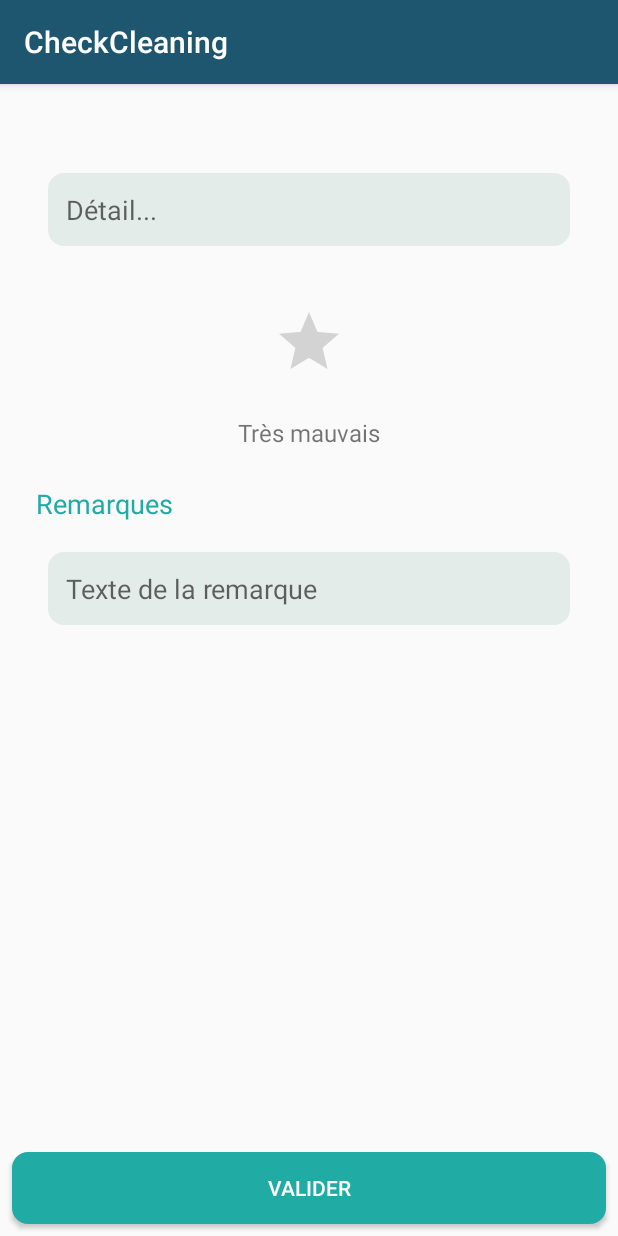
After one commit to CedDeno/AndroidProject, an Android app: the fragment CreateControlFragment shown on its own in the app's theme, on a phone screen of 412 x 824 dp. The commit adds this screen. Run offline under Robolectric (Android 15) with nearby library versions, the phone set to English and light mode, and no system bars; our stand-ins replace ButterKnife.

Commit message:
Creation view et fragment des controles

```diff
--- a/CheckCleaning/app/build.gradle
+++ b/CheckCleaning/app/build.gradle
@@ -43,7 +43,6 @@ dependencies {
     implementation 'com.getbase:floatingactionbutton:1.10.1'
     implementation 'com.android.support:recyclerview-v7:27.1.0'
     implementation 'com.airbnb.android:lottie:2.5.4'
-    implementation 'com.itextpdf:itext7-core:7.0.2'
 }
 
 apply plugin: 'com.google.gms.google-services'
--- /dev/null
+++ b/CheckCleaning/app/src/main/java/be/technifutur/checkcleaning/fragment/CreateControlFragment.java
@@ -0,0 +1,132 @@
+package be.technifutur.checkcleaning.fragment;
+
+
+import android.os.Bundle;
+import android.support.v4.app.Fragment;
+import android.view.LayoutInflater;
+import android.view.View;
+import android.view.ViewGroup;
+import android.widget.Button;
+import android.widget.EditText;
+import android.widget.RatingBar;
+import android.widget.TextView;
+
+import java.util.List;
+import java.util.Map;
+
+import be.technifutur.checkcleaning.R;
+import be.technifutur.checkcleaning.entity.Control;
+import butterknife.BindView;
+import butterknife.ButterKnife;
+import butterknife.OnClick;
+import butterknife.Unbinder;
+
+/**
+ * A simple {@link Fragment} subclass.
+ */
+public class CreateControlFragment extends Fragment implements RatingBar.OnRatingBarChangeListener {
+
+
+    @BindView(R.id.create_control_title_textView)
+    TextView createControlTitleTextView;
+    @BindView(R.id.create_control_detail_editText)
+    EditText createControlDetailEditText;
+    @BindView(R.id.create_control_ratingBar)
+    RatingBar createControlRatingBar;
+    @BindView(R.id.create_control_rating_textView)
+    TextView createControlRatingTextView;
+    @BindView(R.id.create_control_notice_textView)
+    TextView createControlNoticeTextView;
+    @BindView(R.id.create_control_notice_editText)
+    EditText createControlNoticeEditText;
+    @BindView(R.id.create_control_validate_button)
+    Button createControlValidateButton;
+
+    private String mKey;
+    private Map<String, List<Control>> mControls;
+    Unbinder unbinder;
+
+    public CreateControlFragment() {
+        // Required empty public constructor
+    }
+
+    public static CreateControlFragment newInstance(String key, Map<String, List<Control>> controls) {
+
+        CreateControlFragment fragment = new CreateControlFragment();
+        fragment.mKey = key;
+        fragment.mControls = controls;
+        return fragment;
+    }
+
+
+    @Override
+    public View onCreateView(LayoutInflater inflater, ViewGroup container,
+                             Bundle savedInstanceState) {
+        // Inflate the layout for this fragment
+
+        View view = inflater.inflate(R.layout.fragment_create_control, container, false);
+        ButterKnife.bind(this, view);
+
+        createControlTitleTextView.setText(mKey);
+        createControlRatingBar.setIsIndicator(true);
+        createControlRatingBar.setNumStars(1);
+        createControlRatingTextView.setText("Très mauvais");
+        createControlRatingBar.setOnRatingBarChangeListener(this);
+        unbinder = ButterKnife.bind(this, view);
+        return view;
+    }
+
+    @OnClick(R.id.create_control_validate_button)
+    public void onValidate(){
+
+        String detail = createControlDetailEditText.getText().toString();
+        String notice = createControlNoticeEditText.getText().toString();
+
+        if (!detail.isEmpty() && !notice.isEmpty()){
+
+            Control c = new Control();
+            c.setDetail(detail);
+            c.setComment(notice);
+            c.setRating(createControlRatingBar.getNumStars());
+
+
+        }
+     }
+
+    @Override
+    public void onDestroyView() {
+        unbinder.unbind();
+        super.onDestroyView();
+    }
+
+    @Override
+    public void onRatingChanged(RatingBar ratingBar, float rating, boolean fromUser) {
+
+        int intRating = (int)rating;
+
+        switch (intRating){
+
+            case 1 :
+                createControlRatingTextView.setText("Très mauvais");
+                break;
+            case 2 :
+                createControlRatingTextView.setText("Mauvais");
+                break;
+            case 3 :
+                createControlRatingTextView.setText("Acceptable");
+                break;
+            case 4 :
+                createControlRatingTextView.setText("Bon");
+                break;
+            case 5 :
+                createControlRatingTextView.setText("Excellent");
+                break;
+        }
+    }
+
+    public void updateViewFromParent() {
+
+        //TODO update 1 controle en plus dans la catégorie selectionnnée..
+    }
+
+}
--- /dev/null
+++ b/CheckCleaning/app/src/main/java/be/technifutur/checkcleaning/listener/OnCreateControlFinishedListener.java
@@ -0,0 +1,6 @@
+package be.technifutur.checkcleaning.listener;
+
+public interface OnCreateControlFinishedListener {
+
+    void onCreateControlSuccess();
+}
--- a/CheckCleaning/app/src/main/java/be/technifutur/checkcleaning/listener/OnGetControlsFinishedListener.java
+++ b/CheckCleaning/app/src/main/java/be/technifutur/checkcleaning/listener/OnGetControlsFinishedListener.java
@@ -1,9 +1,11 @@
 package be.technifutur.checkcleaning.listener;
 
 import java.util.List;
+import java.util.Map;
+
 import be.technifutur.checkcleaning.entity.Control;
 
 public interface OnGetControlsFinishedListener {
 
-    void onGetControlsSuccess(List<Control> controls);
+    void onGetControlsSuccess(Map<String, List<Control>> controls);
 }
--- /dev/null
+++ b/CheckCleaning/app/src/main/res/layout/fragment_create_control.xml
@@ -0,0 +1,109 @@
+<?xml version="1.0" encoding="utf-8"?>
+<android.support.constraint.ConstraintLayout xmlns:android="http://schemas.android.com/apk/res/android"
+    xmlns:app="http://schemas.android.com/apk/res-auto"
+    xmlns:tools="http://schemas.android.com/tools"
+    android:id="@+id/frameLayout3"
+    android:layout_width="match_parent"
+    android:layout_height="match_parent"
+    tools:context=".fragment.CreateControlFragment">
+
+    <!-- TODO: Update blank fragment layout -->
+
+    <TextView
+        android:id="@+id/create_control_title_textView"
+        android:layout_width="wrap_content"
+        android:layout_height="wrap_content"
+        android:layout_marginStart="24dp"
+        android:layout_marginTop="16dp"
+        android:text="Title"
+        android:textColor="@color/buttonColor"
+        android:textSize="20sp"
+        app:layout_constraintStart_toStartOf="parent"
+        app:layout_constraintTop_toTopOf="parent" />
+
+    <EditText
+        android:id="@+id/create_control_detail_editText"
+        android:layout_width="0dp"
+        android:layout_height="wrap_content"
+        android:layout_marginEnd="32dp"
+        android:layout_marginStart="32dp"
+        android:layout_marginTop="16dp"
+        android:background="@drawable/edittext_design"
+        android:ems="10"
+        android:hint="Détail..."
+        android:inputType="textPersonName"
+        android:padding="12dp"
+        app:layout_constraintEnd_toEndOf="parent"
+        app:layout_constraintStart_toStartOf="parent"
+        app:layout_constraintTop_toBottomOf="@+id/create_control_title_textView" />
+
+    <RatingBar
+        android:id="@+id/create_control_ratingBar"
+        android:layout_width="wrap_content"
+        android:layout_height="wrap_content"
+        android:layout_marginEnd="8dp"
+        android:layout_marginStart="8dp"
+        android:layout_marginTop="40dp"
+        android:numStars="5"
+        app:layout_constraintEnd_toEndOf="parent"
+        app:layout_constraintStart_toStartOf="parent"
+        app:layout_constraintTop_toBottomOf="@+id/create_control_detail_editText" />
+
+    <TextView
+        android:id="@+id/create_control_rating_textView"
+        android:layout_width="wrap_content"
+        android:layout_height="wrap_content"
+        android:layout_marginEnd="8dp"
+        android:layout_marginStart="8dp"
+        android:layout_marginTop="16dp"
+        android:text="Rating"
+        android:textSize="16sp"
+        app:layout_constraintEnd_toEndOf="parent"
+        app:layout_constraintStart_toStartOf="parent"
+        app:layout_constraintTop_toBottomOf="@+id/create_control_ratingBar" />
+
+    <TextView
+        android:id="@+id/create_control_notice_textView"
+        android:layout_width="wrap_content"
+        android:layout_height="wrap_content"
+        android:layout_marginStart="24dp"
+        android:layout_marginTop="24dp"
+        android:text="Remarques"
+        android:textColor="@color/buttonColor"
+        android:textSize="18sp"
+        app:layout_constraintStart_toStartOf="parent"
+        app:layout_constraintTop_toBottomOf="@+id/create_control_rating_textView" />
+
+    <EditText
+        android:id="@+id/create_control_notice_editText"
+        android:layout_width="0dp"
+        android:layout_height="wrap_content"
+        android:layout_marginEnd="32dp"
+        android:layout_marginStart="32dp"
+        android:layout_marginTop="20dp"
+        android:background="@drawable/edittext_design"
+        android:ems="10"
+        android:hint="Texte de la remarque"
+        android:inputType="textMultiLine"
+        android:maxLines="6"
+        android:padding="12dp"
+        android:singleLine="false"
+        app:layout_constraintEnd_toEndOf="parent"
+        app:layout_constraintStart_toStartOf="parent"
+        app:layout_constraintTop_toBottomOf="@+id/create_control_notice_textView" />
+
+    <Button
+        android:id="@+id/create_control_validate_button"
+        android:layout_width="match_parent"
+        android:layout_height="wrap_content"
+        android:layout_marginBottom="8dp"
+        android:layout_marginEnd="8dp"
+        android:layout_marginStart="8dp"
+        android:background="@drawable/button_design"
+        android:textColor="@color/colorWhite"
+        android:text="Valider"
+        android:textAllCaps="true"
+        app:layout_constraintBottom_toBottomOf="parent"
+        app:layout_constraintEnd_toEndOf="parent"
+        app:layout_constraintStart_toStartOf="parent" />
+</android.support.constraint.ConstraintLayout>
```
Also changed, not shown: CheckCleaning/app/src/main/java/be/technifutur/checkcleaning/activity/BottomBarActivity.java (+20 -5 lines), CheckCleaning/app/src/main/java/be/technifutur/checkcleaning/entity/Control.java (+2 -33 lines), CheckCleaning/app/src/main/java/be/technifutur/checkcleaning/fragment/ControlFragment.java (+55 -18 lines), CheckCleaning/app/src/main/java/be/technifutur/checkcleaning/presenter/BottomBarPresenter.java (+15 -3 lines), CheckCleaning/app/src/main/java/be/technifutur/checkcleaning/presenter/CreateControlPresenter.java (added, +31 -0 lines), CheckCleaning/app/src/main/java/be/technifutur/checkcleaning/repository/BuildingRepository.java (+0 -16 lines), CheckCleaning/app/src/main/java/be/technifutur/checkcleaning/repository/ControlRepository.java (+46 -13 lines), CheckCleaning/app/src/main/res/layout/fragment_control.xml (+7 -29 lines).
